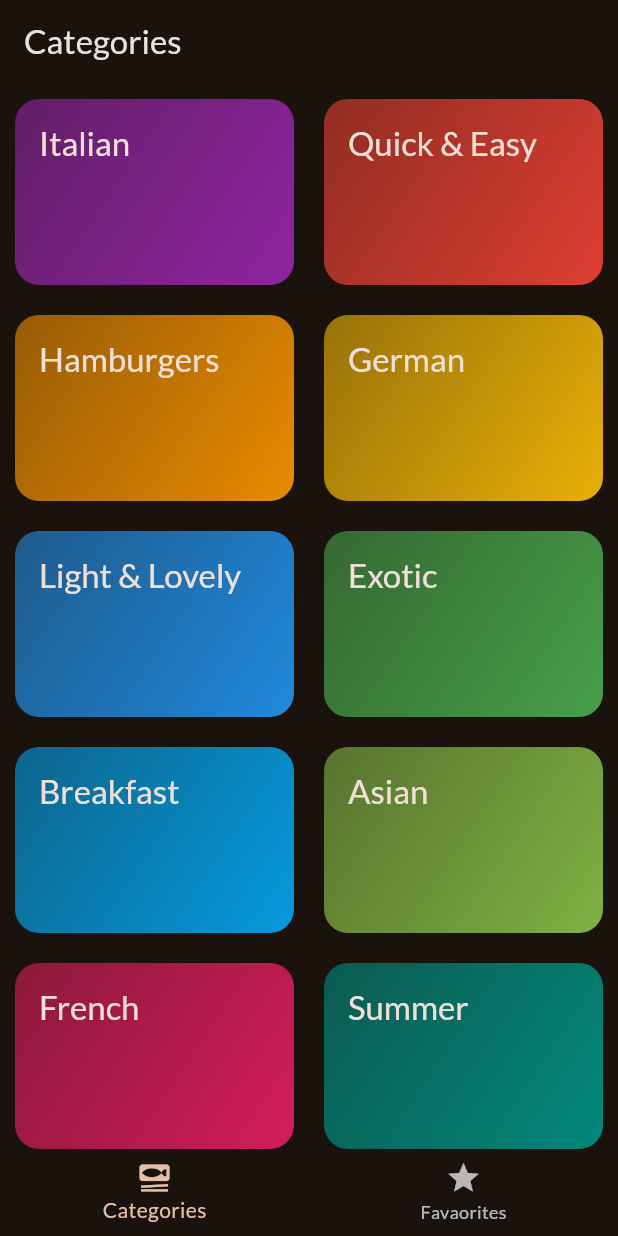
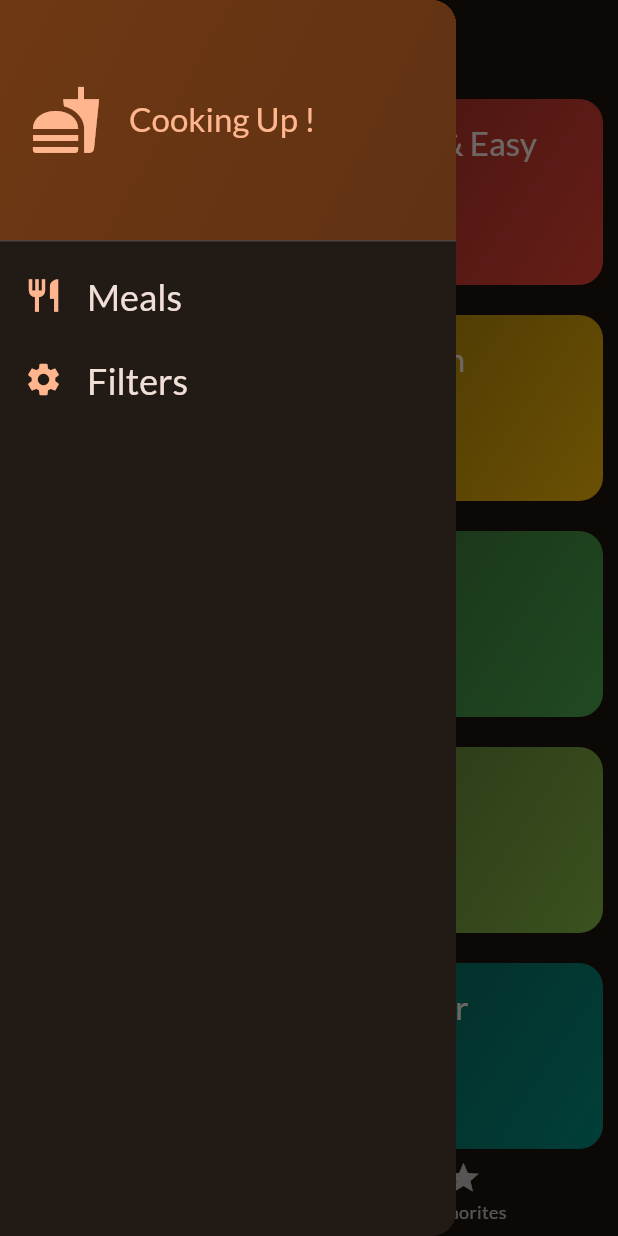
Before and after one commit to tbenjamin1/Food_menu_app, a Flutter app: the screen it shows after launch, with the side drawer open (before the commit the screen has no drawer), on a phone screen of 412 x 824 dp. Run offline on Flutter 3.47's test engine with Material 3 defaults, Android fonts, the phone set to English and light mode, and no system bars; our stand-ins replace google_fonts, transparent_image.

Commit message:
returning filter data

```diff
--- a/lib/screens/tabs.dart
+++ b/lib/screens/tabs.dart
@@ -1,7 +1,9 @@
 import 'package:flutter/material.dart';
 import 'package:meals/models/meal.dart';
 import 'package:meals/screens/categories.dart';
+import 'package:meals/screens/filters.dart';
 import 'package:meals/screens/meals.dart';
+import 'package:meals/widgets/main_drawer.dart';
 
 class TabsScreen extends StatefulWidget {
   const TabsScreen({super.key});
@@ -14,20 +16,25 @@ class _TabsScreenState extends State<TabsScreen> {
   final List<Meal> _favoriteMeals = [];
   int _selectPageIndex = 0;
 
-void _showInfoMessage (String message){
-  ScaffoldMessenger.of(context).clearSnackBars();
-  ScaffoldMessenger.of(context).showSnackBar(SnackBar(content: Text(message),),);
-}
+  void _showInfoMessage(String message) {
+    ScaffoldMessenger.of(context).clearSnackBars();
+    ScaffoldMessenger.of(context).showSnackBar(
+      SnackBar(
+        content: Text(message),
+      ),
+    );
+  }
+
   void _toggleMealFavoriteStatus(Meal meal) {
     final isExisting = _favoriteMeals.contains(meal);
     if (isExisting) {
       setState(() {
-            _favoriteMeals.remove(meal);
+        _favoriteMeals.remove(meal);
       });
-  _showInfoMessage('Meal is no longer a favorite');
+      _showInfoMessage('Meal is no longer a favorite');
     } else {
       setState(() {
-          _favoriteMeals.add(meal);
+        _favoriteMeals.add(meal);
       });
       _showInfoMessage('Marked as a favorite');
     }
@@ -39,25 +46,40 @@ void _showInfoMessage (String message){
     });
   }
 
+  void _setScreen(String identifier) async {
+     Navigator.of(context).pop();
+    if (identifier == 'Filters') {
+
+    final result = await  Navigator.of(context).push <Map<Filter,bool>> (MaterialPageRoute(builder: (ctx)=> const FiltersScreen()));
+    print(result);
+    }
+  }
+
   @override
   Widget build(BuildContext context) {
-    Widget activePage =  CategoriesScreen(
+    Widget activePage = CategoriesScreen(
       onToggleFovorite: _toggleMealFavoriteStatus,
     );
     var activePageTitle = 'Categories';
     if (_selectPageIndex == 1) {
-      activePage = MealsScreen(meals:_favoriteMeals,onToggleFovorite: _toggleMealFavoriteStatus,);
+      activePage = MealsScreen(
+        meals: _favoriteMeals,
+        onToggleFovorite: _toggleMealFavoriteStatus,
+      );
       activePageTitle = 'Your Favorites';
     }
     return Scaffold(
       appBar: AppBar(
         title: Text(activePageTitle),
       ),
+      drawer: MainDrawer(
+        onSelectScreen: _setScreen,
+      ),
       body: activePage,
       bottomNavigationBar: BottomNavigationBar(
           onTap: _selectPage,
           currentIndex: _selectPageIndex,
-          items: [
+          items: const [
             BottomNavigationBarItem(
                 icon: Icon(Icons.set_meal), label: 'Categories'),
             BottomNavigationBarItem(
--- /dev/null
+++ b/lib/widgets/main_drawer.dart
@@ -0,0 +1,76 @@
+import 'package:flutter/material.dart';
+
+class MainDrawer extends StatelessWidget {
+  const MainDrawer({super.key, required this.onSelectScreen});
+
+  final void Function(String identifier) onSelectScreen;
+  @override
+  Widget build(BuildContext context) {
+    return Drawer(
+      child: Column(
+        children: [
+          DrawerHeader(
+            padding: const EdgeInsets.all(20),
+            decoration: BoxDecoration(
+                gradient: LinearGradient(colors: [
+              Theme.of(context).colorScheme.primaryContainer,
+              Theme.of(context).colorScheme.primaryContainer.withOpacity(0.8),
+            ], begin: Alignment.topLeft, end: Alignment.bottomRight)),
+            child: Row(
+              children: [
+                Icon(
+                  Icons.fastfood,
+                  size: 48,
+                  color: Theme.of(context).colorScheme.primary,
+                ),
+                const SizedBox(
+                  width: 18,
+                ),
+                Text(
+                  'Cooking Up !',
+                  style: Theme.of(context).textTheme.titleLarge!.copyWith(
+                        color: Theme.of(context).colorScheme.primary,
+                      ),
+                ),
+              ],
+            ),
+          ),
+          ListTile(
+            leading: Icon(
+              Icons.restaurant,
+              size: 26,
+              color: Theme.of(context).colorScheme.primary,
+            ),
+            title: Text(
+              'Meals',
+              style: Theme.of(context).textTheme.titleLarge!.copyWith(
+                    color: Theme.of(context).colorScheme.onBackground,
+                    fontSize: 24,
+                  ),
+            ),
+            onTap: () {
+              onSelectScreen('Meals');
+            },
+          ),
+          ListTile(
+            leading: Icon(
+              Icons.settings,
+              size: 26,
+              color: Theme.of(context).colorScheme.primary,
+            ),
+            title: Text(
+              'Filters',
+              style: Theme.of(context).textTheme.titleLarge!.copyWith(
+                    color: Theme.of(context).colorScheme.onBackground,
+                    fontSize: 24,
+                  ),
+            ),
+            onTap: () {
+              onSelectScreen('Filters');
+            },
+          )
+        ],
+      ),
+    );
+  }
+}
```
Also changed, not shown: lib/screens/filters.dart (added, +132 -0 lines).
